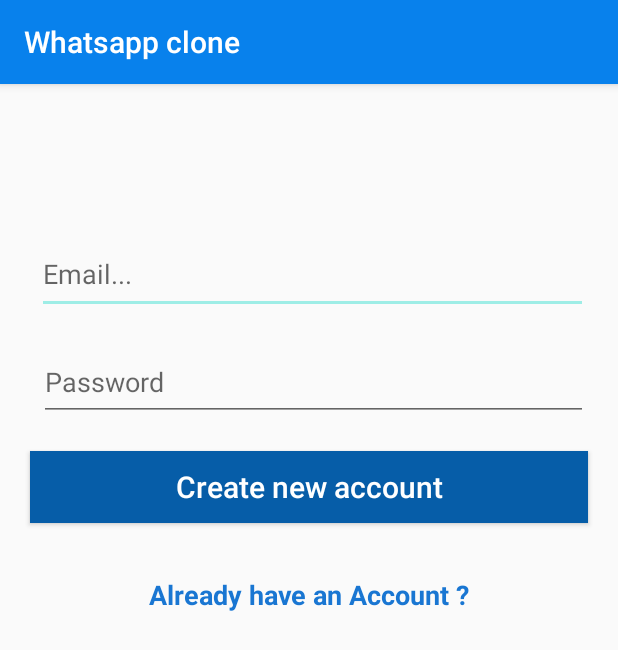
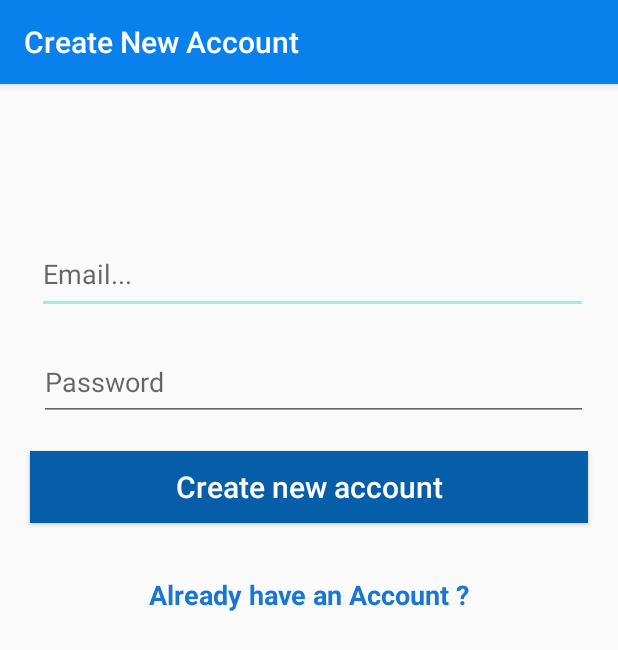
Before and after one commit to tejasborkar74/Whatsapp-Clone, an Android app: the screen it shows after launch (registerationActivity), after a tap on "SignUp", on a phone screen of 412 x 824 dp. Shown: the top 650 px of the screen. Run offline under Robolectric (Android 15) with nearby library versions, the phone set to English and light mode, and no system bars; our stand-ins replace Firebase (no records; nobody signed in at launch, a user with empty details on screens opened directly).

Commit message:
Updated title bar for Tabs

```diff
--- a/app/src/main/java/com/example/whatsappclone/SettingsActivity.java
+++ b/app/src/main/java/com/example/whatsappclone/SettingsActivity.java
@@ -1,6 +1,7 @@
 package com.example.whatsappclone;
 
 import androidx.annotation.NonNull;
+import androidx.appcompat.app.ActionBar;
 import androidx.appcompat.app.AppCompatActivity;
 
 import android.content.Intent;
@@ -36,6 +37,9 @@
     protected void onCreate(Bundle savedInstanceState) {
         super.onCreate(savedInstanceState);
         setContentView(R.layout.activity_settings);
+
+        ActionBar actionBar= getSupportActionBar();
+        actionBar.setTitle("Settings");
         UserName=(EditText)findViewById(R.id.UserNameEditText);
         UserStatus=(EditText)findViewById(R.id.StatusEditText);
         ProfilePic=(ImageView)findViewById(R.id.ProfileImage);
--- a/app/src/main/java/com/example/whatsappclone/loginActivity.java
+++ b/app/src/main/java/com/example/whatsappclone/loginActivity.java
@@ -1,6 +1,7 @@
 package com.example.whatsappclone;
 
 import androidx.annotation.NonNull;
+import androidx.appcompat.app.ActionBar;
 import androidx.appcompat.app.AppCompatActivity;
 
 import android.app.ProgressDialog;
@@ -31,6 +32,9 @@
     protected void onCreate(Bundle savedInstanceState) {
         super.onCreate(savedInstanceState);
         setContentView(R.layout.activity_login);
+
+        ActionBar actionBar= getSupportActionBar();
+        actionBar.setTitle("Login");
         loginButton=(Button)findViewById(R.id.loginButton);
         signInButton=(Button)findViewById(R.id.SignupButton);
         userEmail=(EditText)findViewById(R.id.emailEditText);
--- a/app/src/main/java/com/example/whatsappclone/registerationActivity.java
+++ b/app/src/main/java/com/example/whatsappclone/registerationActivity.java
@@ -1,6 +1,7 @@
 package com.example.whatsappclone;
 
 import androidx.annotation.NonNull;
+import androidx.appcompat.app.ActionBar;
 import androidx.appcompat.app.AppCompatActivity;
 
 import android.app.ProgressDialog;
@@ -35,6 +36,9 @@
     protected void onCreate(Bundle savedInstanceState) {
         super.onCreate(savedInstanceState);
         setContentView(R.layout.activity_register);
+
+        ActionBar actionBar= getSupportActionBar();
+        actionBar.setTitle("Create New Account");
 
         userEmail=(EditText)findViewById(R.id.emailRegisterEditText);
         userPassword=(EditText)findViewById(R.id.passwordRegisterEditText);
```
